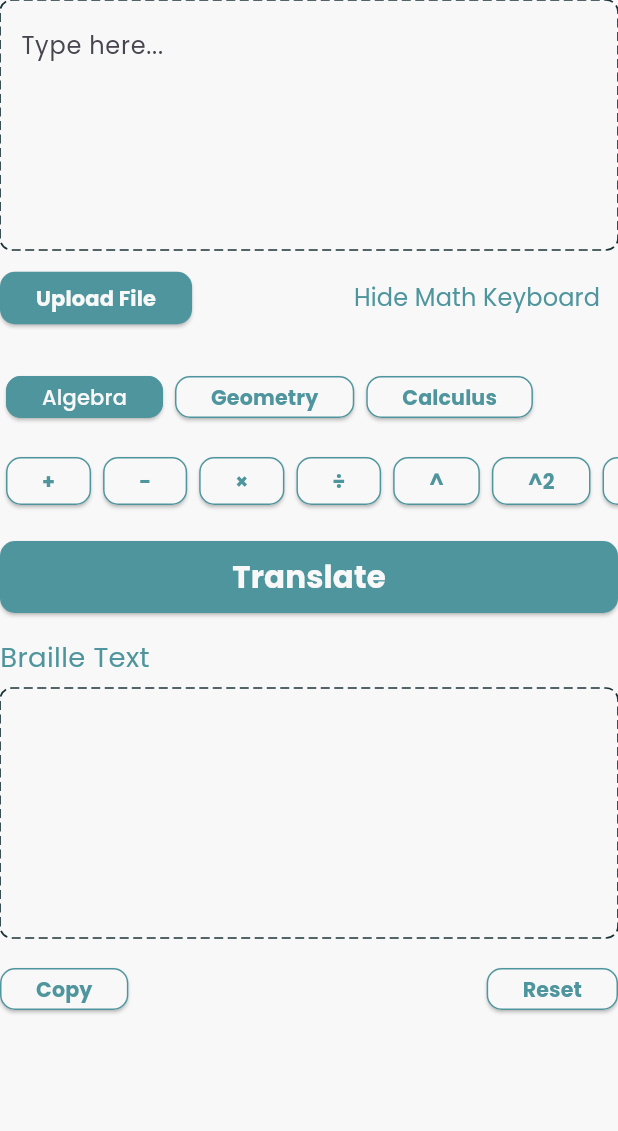
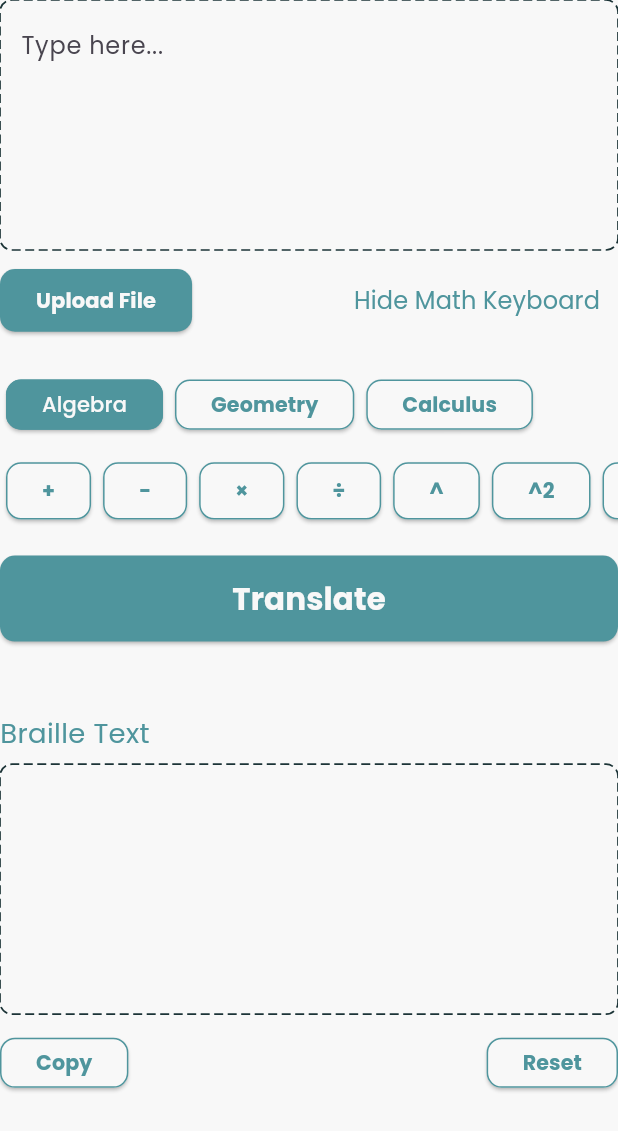
Before and after one commit to AhmadNaufal2525/braille-app, a Flutter app: the MathToBraille widget shown alone on an empty page, opened directly, after a tap on "Show Math Keyboard", on a phone screen of 412 x 824 dp. Shown: the top 1131 px of the screen. Run offline on Flutter 3.47's test engine with Material 3 defaults, Android fonts, the phone set to English and light mode, and no system bars; drawn by our look-alikes of dotted_border; our stand-ins replace camera, dots_indicator, file_picker, flutter_screenutil, flutter_svg, permission_handler and 1 more; missing offline and left inert: google_mlkit_text_recognition, syncfusion_flutter_pdf; accounts and stored records are empty.

Commit message:
update math braille ui

```diff
--- a/lib/ui/screen/home/math_to_braille.dart
+++ b/lib/ui/screen/home/math_to_braille.dart
@@ -6,6 +6,7 @@ import 'package:braille_app/utils/config/theme/app_colors.dart';
 import 'package:braille_app/utils/config/theme/app_text_style.dart';
 import 'package:flutter/material.dart';
 import 'package:flutter/services.dart';
+import 'package:flutter_screenutil/flutter_screenutil.dart';
 
 class MathToBraille extends StatefulWidget {
   const MathToBraille({super.key});
@@ -36,13 +37,13 @@ class _MathToBrailleState extends State<MathToBraille> {
           hintText: 'Type here...',
           controller: mathTextController,
         ),
-        const SizedBox(height: 8),
+        8.verticalSpace,
         Row(
           mainAxisAlignment: MainAxisAlignment.spaceBetween,
           children: [
             BasicButton(
-              height: 35,
-              width: 20,
+              height: 35.h,
+              width: 20.w,
               text: 'Upload File',
               textStyle: TextStyle(
                 fontWeight: FontWeight.bold,
@@ -70,10 +71,9 @@ class _MathToBrailleState extends State<MathToBraille> {
             ),
           ],
         ),
-        SizedBox(height: 10),
-
+        10.verticalSpace,
         if (_showMathKeyboard) ...[
-          const SizedBox(height: 8),
+          8.verticalSpace,
           SingleChildScrollView(
             scrollDirection: Axis.horizontal,
             child: Row(
@@ -84,8 +84,8 @@ class _MathToBrailleState extends State<MathToBraille> {
                       padding: const EdgeInsets.symmetric(horizontal: 4),
                       child: BasicButton(
                         text: group,
-                        height: 28,
-                        width: 90,
+                        height: 28.h,
+                        width: 90.w,
                         textStyle:
                             isSelected
                                 ? TextStyle(color: AppColors.whiteColor)
@@ -108,7 +108,7 @@ class _MathToBrailleState extends State<MathToBraille> {
                   }).toList(),
             ),
           ),
-          const SizedBox(height: 8),
+          8.verticalSpace,
           SingleChildScrollView(
             scrollDirection: Axis.horizontal,
             child: Row(
@@ -118,7 +118,7 @@ class _MathToBrailleState extends State<MathToBraille> {
                       .toList(),
             ),
           ),
-          const SizedBox(height: 16),
+          16.verticalSpace,
         ],
         BasicButton(
           text: 'Translate',
@@ -127,22 +127,22 @@ class _MathToBrailleState extends State<MathToBraille> {
             final output = latinToBraille(input);
             brailleTextController.text = output;
           },
-          height: 48,
+          height: 48.h,
           width: double.infinity,
           textStyle: AppTextStyle.xlargeWhiteBold,
         ),
-        const SizedBox(height: 16),
+        40.verticalSpace,
         Label(text: 'Braille Text'),
         DashedTextFormField(controller: brailleTextController, readOnly: true),
-        const SizedBox(height: 10),
+        7.verticalSpace,
         Row(
           mainAxisAlignment: MainAxisAlignment.spaceBetween,
           children: [
             BasicButton(
               text: 'Copy',
               backgroundColor: AppColors.whiteColor,
-              width: 56,
-              height: 28,
+              width: 56.w,
+              height: 28.h,
               border: BorderSide(color: AppColors.primaryColor, width: 1),
               textStyle: AppTextStyle.smallGreenBold,
               onPress: () {
@@ -154,8 +154,8 @@ class _MathToBrailleState extends State<MathToBraille> {
             BasicButton(
               text: 'Reset',
               backgroundColor: AppColors.whiteColor,
-              width: 56,
-              height: 28,
+              width: 56.w,
+              height: 28.h,
               border: BorderSide(color: AppColors.primaryColor, width: 1),
               textStyle: AppTextStyle.smallGreenBold,
               onPress: () {
@@ -174,8 +174,8 @@ class _MathToBrailleState extends State<MathToBraille> {
       padding: const EdgeInsets.symmetric(horizontal: 4),
       child: BasicButton(
         text: symbol,
-        height: 32,
-        width: 40,
+        height: 32.h,
+        width: 40.w,
         textStyle: AppTextStyle.smallGreenBold,
         backgroundColor: AppColors.whiteColor,
         border: BorderSide(color: AppColors.primaryColor, width: 1),
```
